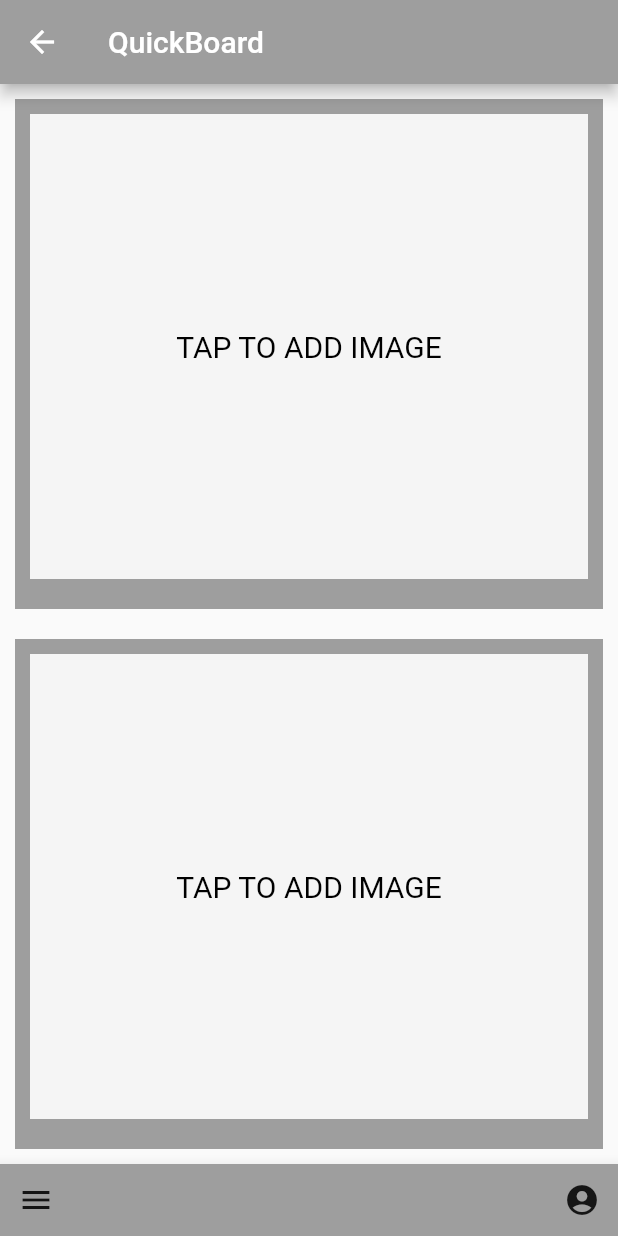
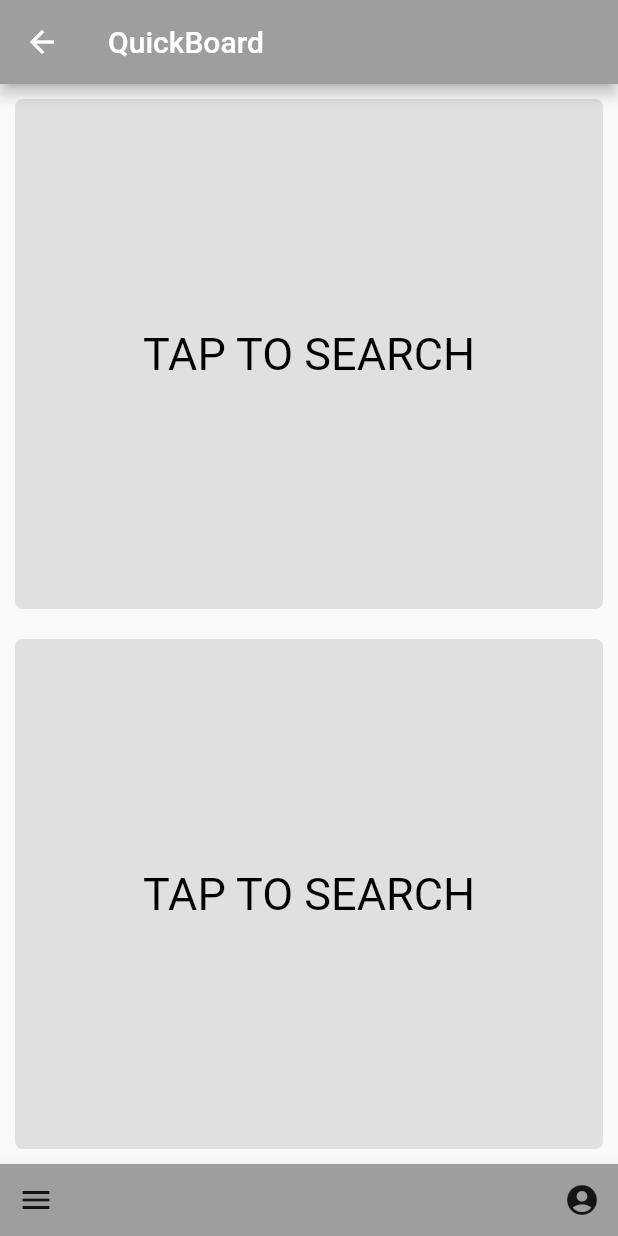
Before and after one commit to leahwho/swiftchat, a Flutter app: the QuickBoard screen opened by its route, on a phone screen of 412 x 824 dp. Run offline on Flutter 3.47's test engine with Material 2 defaults, Android fonts, the phone set to English and light mode, and no system bars.

Commit message:
updates styling for board buttons

```diff
--- a/lib/board_button.dart
+++ b/lib/board_button.dart
@@ -10,11 +10,9 @@ class _BoardButtonState extends State<BoardButton> {
   String userQuery;
   bool displayToggle = false;
 
-  String buttonText = 'EDITABLE TEXT HERE';
-
   void updateCard(dynamic searchResults) {
     if (searchResults == null) {
-      print('the results are NULL, idiot');
+      print('your search results are null! ugh!');
     } else {
       imgUrl = searchResults['imgUrl'];
       userQuery = searchResults['userQuery'];
@@ -36,45 +34,56 @@ class _BoardButtonState extends State<BoardButton> {
         child: Container(
           width: double.infinity,
           margin: EdgeInsets.all(10.0),
-          color: Colors.grey,
+          decoration: BoxDecoration(
+            borderRadius: BorderRadius.circular(5.0),
+            color: Colors.grey.shade300,
+          ),
           child: Column(
             mainAxisAlignment: MainAxisAlignment.center,
             crossAxisAlignment: CrossAxisAlignment.center,
             children: <Widget>[
               Expanded(
+                child: Center(
                   child: Container(
                     margin: EdgeInsets.all(10.0),
-                  color: Colors.grey.shade100,
+                    color: Colors.grey.shade300,
                     child: Center(
                       child: displayToggle
                           ? Image.network(imgUrl)
                           : Text(
-                            'TAP TO ADD IMAGE',
+                              'TAP TO SEARCH',
                               style: TextStyle(
-                              fontSize: 20.0,
+                                fontSize: 30.0,
                                 color: Colors.black,
                               ),
                             ),
                     ),
                   ),
                 ),
-              Padding(
+              ),
+              displayToggle
+                  ? Padding(
                       padding: const EdgeInsets.only(bottom: 10.0),
-                child: displayToggle ? TextField(
+                      child: TextField(
+                        style: TextStyle(
+                          fontSize: 30.0,
+                        ),
                         decoration: InputDecoration(
                           prefixIcon: Icon(
                             Icons.edit,
                             color: Colors.black,
+                            size: 20.0,
                           ),
                           border: InputBorder.none,
                           hintText: userQuery,
                           hintStyle: TextStyle(
-                      fontSize: 20.0,
+                            fontSize: 30.0,
                             color: Colors.black,
                           ),
                         ),
-                ) : Container(),
                       ),
+                    )
+                  : Container(),
             ],
           ),
         ),
```
Lines whose indentation alone changed are shown as unchanged.
